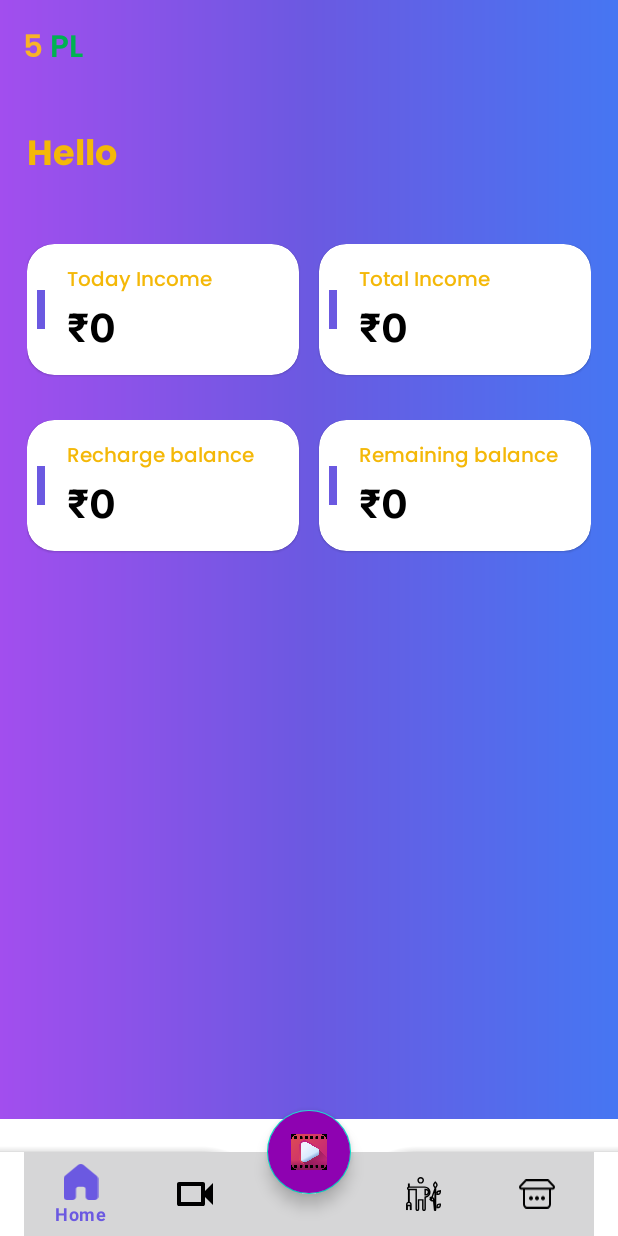
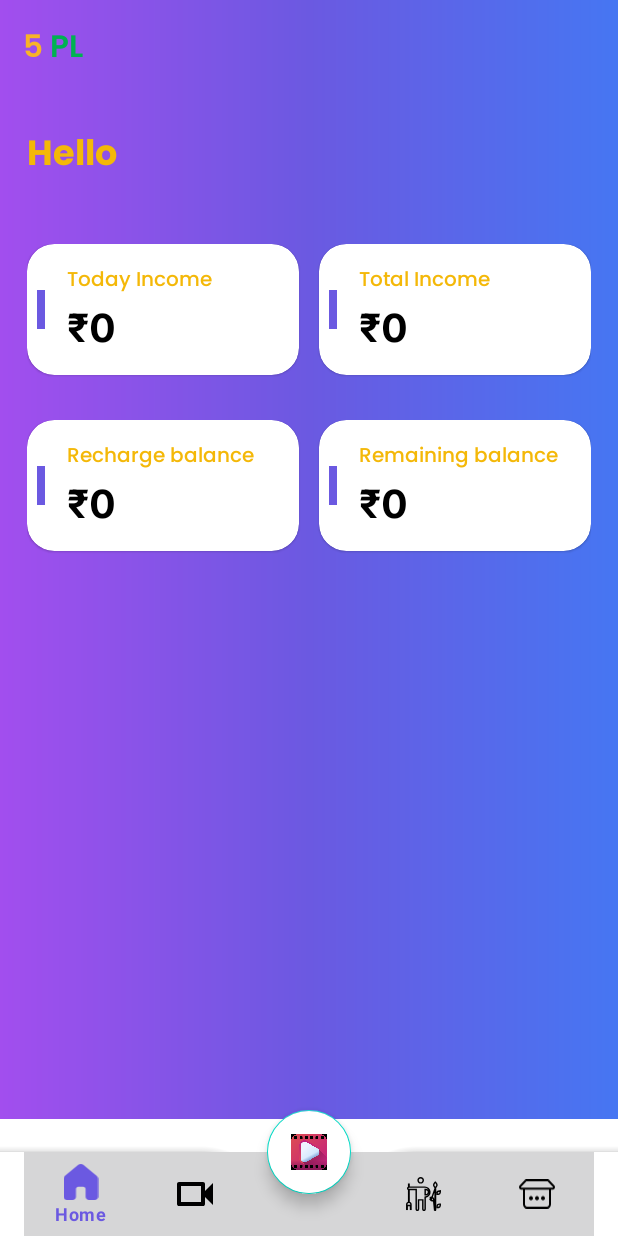
Before and after one commit to jayaprasad356/5Pl, an Android app: the HomeActivity screen opened directly, with no data from a screen before it, on a phone screen of 412 x 824 dp. Run offline under Robolectric (Android 15) with nearby library versions, the phone set to English and light mode, and no system bars; our stand-ins replace Volley, sdp/ssp sizes; libraries missing offline, so code that uses them is left out: com.onesignal, com.onesignal.debug, com.pierfrancescosoffritti.androidyoutubeplayer, com.smarteist.autoimageslider, com.zoho.salesiqembed; network calls fail; pictures from the network do not load; 5 statements that could not run were skipped.

Commit message:
Fixed fab color

```diff
--- a/app/src/main/res/layout/activity_home.xml
+++ b/app/src/main/res/layout/activity_home.xml
@@ -82,7 +82,7 @@
         android:layout_width="wrap_content"
         android:layout_height="wrap_content"
         android:contentDescription="@string/app_name"
-        android:backgroundTint="@color/Purple_color"
+        android:backgroundTint="@color/white"
         android:src="@drawable/ic_fab"
         android:tintMode="add"
         app:layout_anchor="@id/bottomAppBar" />
```
